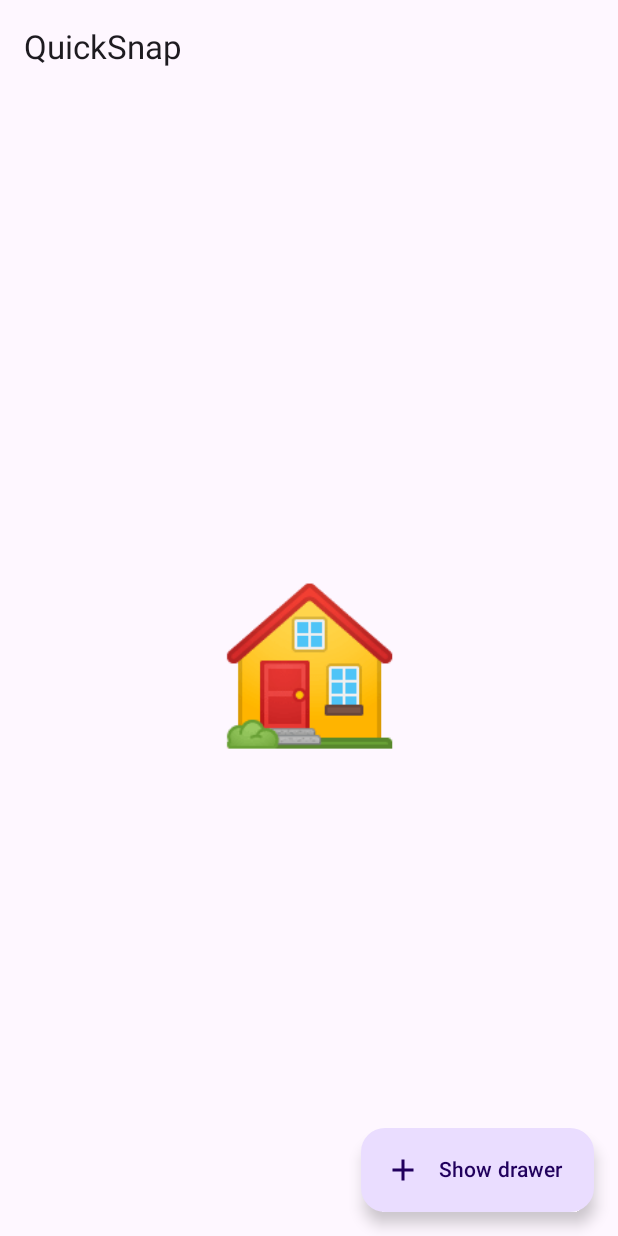
After one commit to dougsparling/quicksnap, an Android app built with Jetpack Compose: the composable MainView shown on its own in the app's theme, on a phone screen of 412 x 824 dp. The commit adds this screen. Run offline under Robolectric (Android 15) with nearby library versions, the phone set to English and light mode, and no system bars.

Commit message:
Refactoring and some UI.

```diff
--- a/app/src/main/AndroidManifest.xml
+++ b/app/src/main/AndroidManifest.xml
@@ -32,7 +32,7 @@
         </activity>
 
         <service
-            android:name="CameraService"
+            android:name=".camera.CameraHud"
             android:exported="false"
             android:foregroundServiceType="camera" />
     </application>
--- a/app/src/main/kotlin/dev/cyberdeck/qs/CameraController.kt
+++ b/app/src/main/kotlin/dev/cyberdeck/qs/camera/CameraController.kt
@@ -1,10 +1,9 @@
-package dev.cyberdeck.qs
+package dev.cyberdeck.qs.camera
 
 import android.content.Context
 import android.os.CombinedVibration
 import android.os.VibrationEffect
 import android.os.VibratorManager
-import androidx.annotation.DrawableRes
 import androidx.camera.core.CameraSelector
 import androidx.camera.core.ImageCapture
 import androidx.camera.core.ImageCaptureException
@@ -20,6 +19,8 @@ import androidx.camera.video.VideoCapture
 import androidx.camera.video.VideoRecordEvent
 import androidx.camera.video.VideoRecordEvent.Finalize
 import androidx.camera.video.VideoRecordEvent.Start
+import dev.cyberdeck.qs.common.debug
+import dev.cyberdeck.qs.common.launchWithLifecycle
 import kotlinx.coroutines.CoroutineScope
 import kotlinx.coroutines.Dispatchers
 import kotlinx.coroutines.Job
--- a/app/src/main/kotlin/dev/cyberdeck/qs/Debug.kt
+++ b/app/src/main/kotlin/dev/cyberdeck/qs/common/Debug.kt
@@ -1,4 +1,4 @@
-package dev.cyberdeck.qs
+package dev.cyberdeck.qs.common
 
 import android.os.Debug
 import android.util.Log
--- a/app/src/main/kotlin/dev/cyberdeck/qs/SimpleLifecycle.kt
+++ b/app/src/main/kotlin/dev/cyberdeck/qs/common/SimpleLifecycle.kt
@@ -1,4 +1,4 @@
-package dev.cyberdeck.qs
+package dev.cyberdeck.qs.common
 
 import androidx.lifecycle.Lifecycle
 import androidx.lifecycle.LifecycleOwner
--- /dev/null
+++ b/app/src/main/kotlin/dev/cyberdeck/qs/ui/HomeView.kt
@@ -0,0 +1,24 @@
+package dev.cyberdeck.qs.ui
+
+import androidx.compose.foundation.layout.Box
+import androidx.compose.foundation.layout.fillMaxSize
+import androidx.compose.material3.Text
+import androidx.compose.runtime.Composable
+import androidx.compose.ui.Alignment
+import androidx.compose.ui.Modifier
+import androidx.compose.ui.text.style.TextAlign
+import androidx.compose.ui.unit.sp
+
+@Composable
+fun HomeView() {
+    Box(
+        modifier = Modifier.fillMaxSize(),
+        contentAlignment = Alignment.Center
+    ) {
+        Text(
+            text = "🏠",
+            fontSize = 100.sp,
+            textAlign = TextAlign.Center
+        )
+    }
+}
--- /dev/null
+++ b/app/src/main/kotlin/dev/cyberdeck/qs/ui/MainView.kt
@@ -0,0 +1,127 @@
+package dev.cyberdeck.qs.ui
+
+import androidx.compose.foundation.layout.Box
+import androidx.compose.foundation.layout.Spacer
+import androidx.compose.foundation.layout.padding
+import androidx.compose.foundation.layout.width
+import androidx.compose.material.icons.Icons
+import androidx.compose.material.icons.filled.Add
+import androidx.compose.material3.DrawerValue
+import androidx.compose.material3.ExperimentalMaterial3Api
+import androidx.compose.material3.ExtendedFloatingActionButton
+import androidx.compose.material3.HorizontalDivider
+import androidx.compose.material3.Icon
+import androidx.compose.material3.ModalDrawerSheet
+import androidx.compose.material3.ModalNavigationDrawer
+import androidx.compose.material3.NavigationDrawerItem
+import androidx.compose.material3.Scaffold
+import androidx.compose.material3.Text
+import androidx.compose.material3.TopAppBar
+import androidx.compose.material3.rememberDrawerState
+import androidx.compose.runtime.Composable
+import androidx.compose.runtime.getValue
+import androidx.compose.runtime.mutableStateOf
+import androidx.compose.runtime.remember
+import androidx.compose.runtime.rememberCoroutineScope
+import androidx.compose.runtime.setValue
+import androidx.compose.ui.Modifier
+import androidx.compose.ui.platform.LocalContext
+import androidx.compose.ui.res.stringResource
+import androidx.compose.ui.unit.dp
+import dev.cyberdeck.qs.R
+import dev.cyberdeck.qs.common.prepStorageDir
+import kotlinx.coroutines.launch
+
+@OptIn(ExperimentalMaterial3Api::class)
+@Composable
+fun MainView() {
+    val drawerState = rememberDrawerState(initialValue = DrawerValue.Closed)
+    val scope = rememberCoroutineScope()
+    var current by remember { mutableStateOf(NavState.HOME) }
+
+    ModalNavigationDrawer(
+        drawerState = drawerState,
+        drawerContent = {
+            ModalDrawerSheet(
+                modifier = Modifier.width(300.dp)
+            ) {
+                Spacer(modifier = Modifier.weight(1f))
+                NavigationDrawerItem(
+                    modifier = Modifier.padding(8.dp),
+                    label = { Text(text = stringResource(R.string.home)) },
+                    selected = current == NavState.HOME,
+                    onClick = {
+                        current = NavState.HOME
+                        scope.launch {
+                            drawerState.close()
+                        }
+                    }
+                )
+
+                NavigationDrawerItem(
+                    modifier = Modifier.padding(8.dp),
+                    label = { Text(text = stringResource(R.string.stats)) },
+                    selected = current == NavState.STATS,
+                    onClick = {
+                        current = NavState.STATS
+                        scope.launch {
+                            drawerState.close()
+                        }
+                    }
+                )
+
+                Spacer(modifier = Modifier.weight(1f))
+
+                val context = LocalContext.current
+                NavigationDrawerItem(
+                    label = { Text(text = stringResource(R.string.implode)) },
+                    selected = false,
+                    onClick = {
+                        scope.launch {
+                            context.prepStorageDir().deleteRecursively()
+                        }
+                    }
+                )
+
+            }
+        }
+    ) {
+        Scaffold(
+            topBar = {
+                TopAppBar(
+                    title = { Text(text = stringResource(R.string.app_name)) }
+                )
+            },
+            floatingActionButton = {
+                ExtendedFloatingActionButton(
+                    text = { Text("Show drawer") },
+                    icon = { Icon(Icons.Filled.Add, contentDescription = "") },
+                    onClick = {
+                        scope.launch {
+                            drawerState.apply {
+                                if (isClosed) open() else close()
+                            }
+                        }
+                    }
+                )
+            }
+        ) { insets ->
+            Box(
+                modifier = Modifier
+                    .padding(insets)
+                    .padding(16.dp)
+            ) {
+                when (current) {
+                    NavState.HOME -> HomeView()
+                    NavState.STATS -> StatsView()
+                }
+            }
+        }
+    }
+}
+
+
+enum class NavState {
+    HOME,
+    STATS,
+}
--- a/app/src/main/res/values/strings.xml
+++ b/app/src/main/res/values/strings.xml
@@ -1,3 +1,6 @@
 <resources>
     <string name="app_name">QuickSnap</string>
+    <string name="stats">Stats</string>
+    <string name="home">Home</string>
+    <string name="implode">Implode</string>
 </resources>
```
Also changed, not shown: app/src/main/kotlin/dev/cyberdeck/qs/MainActivity.kt (+4 -11 lines), app/src/main/kotlin/dev/cyberdeck/qs/camera/CameraHud.kt (renamed from app/src/main/kotlin/dev/cyberdeck/qs/CameraService.kt, +22 -29 lines), app/src/main/kotlin/dev/cyberdeck/qs/common/Storage.kt (added, +12 -0 lines), app/src/main/kotlin/dev/cyberdeck/qs/ui/StatsView.kt (added, +64 -0 lines).
